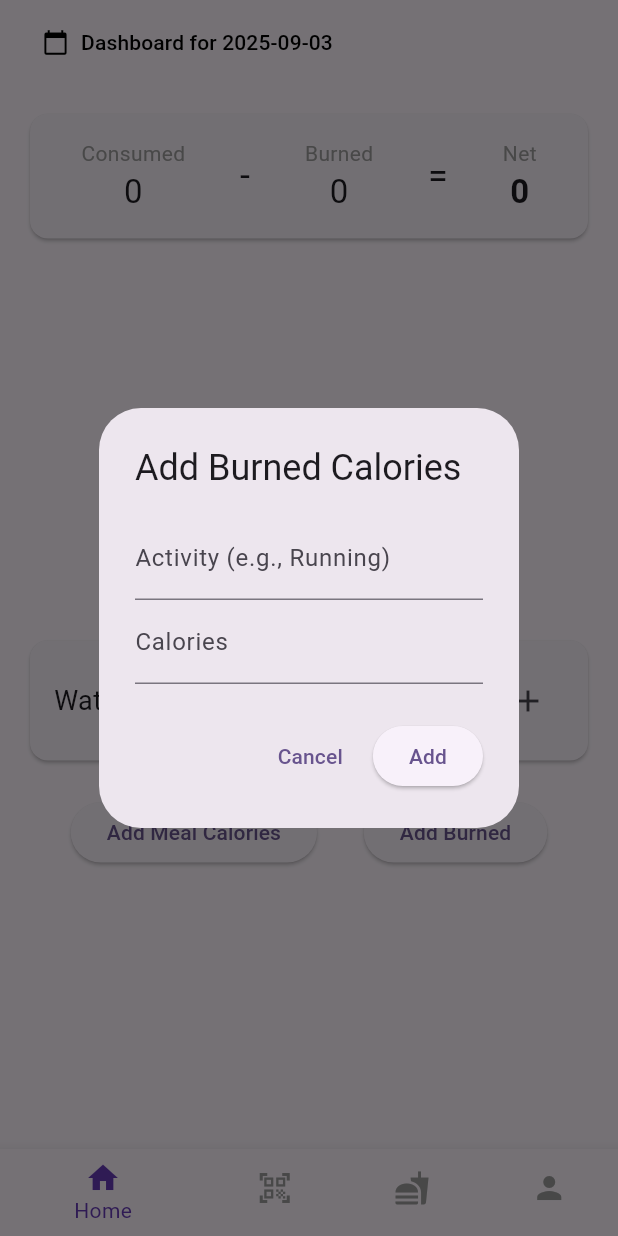
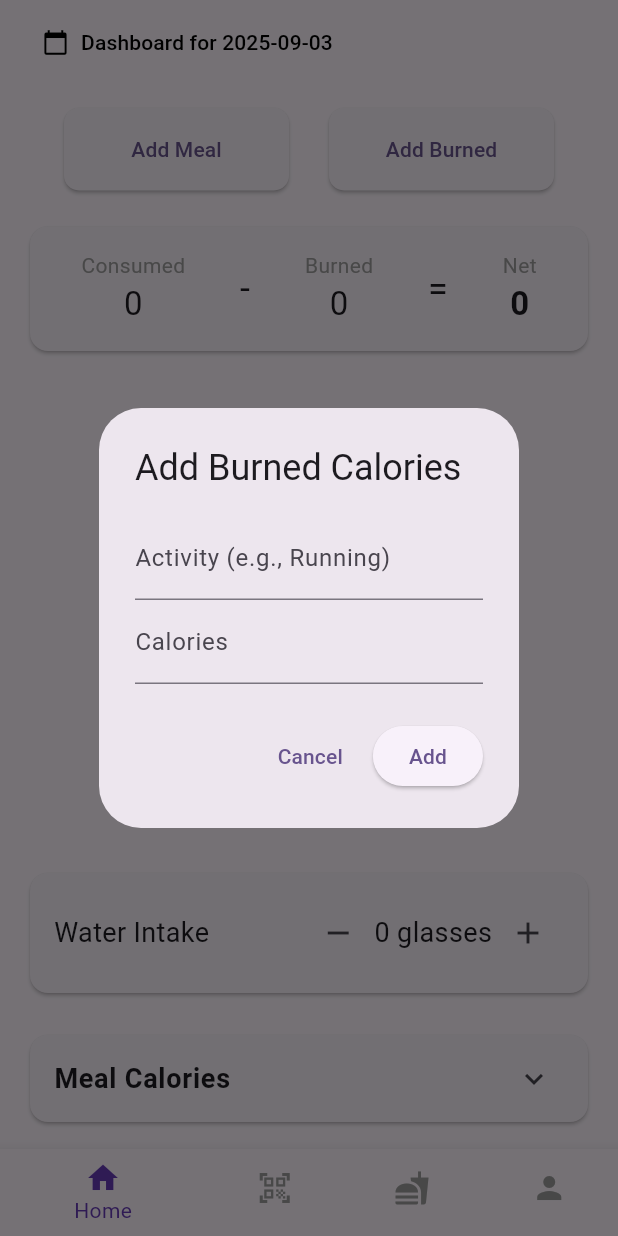
Before and after one commit to Lynku/flutter_app, a Flutter app: the screen it shows after launch, after a tap on "Add Burned", on a phone screen of 412 x 824 dp. Run offline on Flutter 3.47's test engine with Material 3 defaults, Android fonts, the phone set to English and light mode, and no system bars; our stand-ins replace fl_chart, flutter_riverpod.

Commit message:
dashboard v1

```diff
--- a/lib/src/features/dashboard/presentation/dashboard_screen.dart
+++ b/lib/src/features/dashboard/presentation/dashboard_screen.dart
@@ -4,6 +4,8 @@ import 'package:flutter_app/src/features/dashboard/presentation/widgets/calorie_
 import 'package:flutter_app/src/features/dashboard/presentation/widgets/meals_donut_chart.dart';
 import 'package:flutter_app/src/features/dashboard/presentation/widgets/water_tracker_card.dart';
 import 'package:flutter_app/src/core/data/data_saver.dart';
+import 'package:flutter_app/src/features/dashboard/presentation/widgets/burned_activities_list.dart';
+import 'package:flutter_app/src/features/dashboard/presentation/widgets/meal_list.dart';
 
 class DashboardScreen extends StatefulWidget {
   const DashboardScreen({super.key});
@@ -62,11 +64,17 @@ class _DashboardScreenState extends State<DashboardScreen> {
       if (loadedData != null) {
         _waterGlasses = loadedData['waterGlasses'] ?? 0;
         _burnedActivities.clear();
-        (loadedData['burnedActivities'] as Map<dynamic, dynamic>).forEach((key, value) {
+        (loadedData['burnedActivities'] as Map<dynamic, dynamic>).forEach((
+          key,
+          value,
+        ) {
           _burnedActivities[key.toString()] = value.toDouble();
         });
         _mealCalories.clear();
-        (loadedData['mealCalories'] as Map<dynamic, dynamic>).forEach((key, value) {
+        (loadedData['mealCalories'] as Map<dynamic, dynamic>).forEach((
+          key,
+          value,
+        ) {
           _mealCalories[key.toString()] = value.toDouble();
         });
       } else {
@@ -127,11 +135,17 @@ class _DashboardScreenState extends State<DashboardScreen> {
 
   void _showAddBurnedDialog({String? activityToEdit, double? caloriesToEdit}) {
     final activityController = TextEditingController(text: activityToEdit);
-    final calorieController = TextEditingController(text: caloriesToEdit?.toStringAsFixed(0));
+    final calorieController = TextEditingController(
+      text: caloriesToEdit?.toStringAsFixed(0),
+    );
     showDialog(
       context: context,
       builder: (context) => AlertDialog(
-        title: Text(activityToEdit == null ? 'Add Burned Calories' : 'Edit Burned Calories'),
+        title: Text(
+          activityToEdit == null
+              ? 'Add Burned Calories'
+              : 'Edit Burned Calories',
+        ),
         content: Column(
           mainAxisSize: MainAxisSize.min,
           children: [
@@ -153,7 +167,8 @@ class _DashboardScreenState extends State<DashboardScreen> {
             onPressed: () => Navigator.of(context).pop(),
             child: const Text('Cancel'),
           ),
-          if (activityToEdit != null) // Show delete button only for existing activities
+          if (activityToEdit !=
+              null) // Show delete button only for existing activities
             TextButton(
               onPressed: () async {
                 setState(() {
@@ -188,20 +203,28 @@ class _DashboardScreenState extends State<DashboardScreen> {
   }
 
   void _showAddMealDialog({String? mealToEdit, double? caloriesToEdit}) {
-    final calorieController = TextEditingController(text: caloriesToEdit?.toStringAsFixed(0));
+    final calorieController = TextEditingController(
+      text: caloriesToEdit?.toStringAsFixed(0),
+    );
     final newMealController = TextEditingController();
     String? selectedMeal = mealToEdit ?? _mealCalories.keys.first;
-    bool isNewMeal = mealToEdit == null ? false : !_mealCalories.containsKey(mealToEdit);
+    bool isNewMeal = mealToEdit == null
+        ? false
+        : !_mealCalories.containsKey(mealToEdit);
 
     showDialog(
       context: context,
       builder: (context) => AlertDialog(
-        title: Text(mealToEdit == null ? 'Add Meal Calories' : 'Edit Meal Calories'),
+        title: Text(
+          mealToEdit == null ? 'Add Meal Calories' : 'Edit Meal Calories',
+        ),
         content: StatefulBuilder(
           builder: (context, setDialogState) => Column(
             mainAxisSize: MainAxisSize.min,
             children: [
-              if (!isNewMeal && mealToEdit == null) // Only show dropdown for adding existing meals
+              if (!isNewMeal &&
+                  mealToEdit ==
+                      null) // Only show dropdown for adding existing meals
                 DropdownButton<String>(
                   value: selectedMeal,
                   items: _mealCalories.keys
@@ -213,17 +236,22 @@ class _DashboardScreenState extends State<DashboardScreen> {
                   onChanged: (value) =>
                       setDialogState(() => selectedMeal = value),
                 ),
-              if (isNewMeal || mealToEdit != null) // Show text field for new meal or editing existing
+              if (isNewMeal ||
+                  mealToEdit !=
+                      null) // Show text field for new meal or editing existing
                 TextField(
                   controller: newMealController..text = mealToEdit ?? '',
                   decoration: const InputDecoration(labelText: 'Meal Name'),
-                  enabled: mealToEdit == null, // Disable editing meal name for existing meals
+                  enabled:
+                      mealToEdit ==
+                      null, // Disable editing meal name for existing meals
                 ),
               if (mealToEdit == null) // Only show checkbox for adding new meal
                 CheckboxListTile(
                   title: const Text('Add new meal type'),
                   value: isNewMeal,
-                  onChanged: (value) => setDialogState(() => isNewMeal = value!),
+                  onChanged: (value) =>
+                      setDialogState(() => isNewMeal = value!),
                 ),
               TextField(
                 controller: calorieController,
@@ -266,7 +294,8 @@ class _DashboardScreenState extends State<DashboardScreen> {
                             _availableColors.length];
                   }
                 } else if (selectedMeal != null) {
-                  _mealCalories[selectedMeal!] = calories; // Set directly for editing
+                  _mealCalories[selectedMeal!] =
+                      calories; // Set directly for editing
                 }
               });
               await _saveDailyData();
@@ -285,7 +314,10 @@ class _DashboardScreenState extends State<DashboardScreen> {
     return Scaffold(
       appBar: AppBar(
         title: TextButton.icon(
-          icon: const Icon(Icons.calendar_today, color: Color.fromARGB(255, 0, 0, 0)),
+          icon: const Icon(
+            Icons.calendar_today,
+            color: Color.fromARGB(255, 0, 0, 0),
+          ),
           label: Text(
             'Dashboard for $formattedDate',
             style: const TextStyle(color: Color.fromARGB(255, 0, 0, 0)),
@@ -298,6 +330,13 @@ class _DashboardScreenState extends State<DashboardScreen> {
           padding: const EdgeInsets.all(16.0),
           child: Column(
             children: [
+              ActionButtons(
+                onAddMeal: () =>
+                    _showAddMealDialog(), // Call without arguments for adding
+                onAddBurned: () =>
+                    _showAddBurnedDialog(), // Call without arguments for adding
+              ),
+              const SizedBox(height: 20),
               CalorieSummaryCard(
                 totalCaloriesConsumed: _totalCaloriesConsumed,
                 caloriesBurned: _totalCaloriesBurned,
@@ -309,17 +348,20 @@ class _DashboardScreenState extends State<DashboardScreen> {
                 mealColors: _mealColors,
               ),
               const SizedBox(height: 20),
-              _buildBurnedActivitiesList(),
-              const SizedBox(height: 20),
               WaterTrackerCard(
                 waterGlasses: _waterGlasses,
                 onAddWater: _addWater,
                 onSubtractWater: _subtractWater,
               ),
               const SizedBox(height: 20),
-              ActionButtons(
-                onAddMeal: () => _showAddMealDialog(), // Call without arguments for adding
-                onAddBurned: () => _showAddBurnedDialog(), // Call without arguments for adding
+              MealList(
+                mealCalories: _mealCalories,
+                onEditMeal: _showAddMealDialog,
+              ),
+              const SizedBox(height: 20),
+              BurnedActivitiesList(
+                burnedActivities: _burnedActivities,
+                onEditBurned: _showAddBurnedDialog,
               ),
             ],
           ),
@@ -327,89 +369,4 @@ class _DashboardScreenState extends State<DashboardScreen> {
       ),
     );
   }
-
-  Widget _buildBurnedActivitiesList() {
-    if (_burnedActivities.isEmpty) return const SizedBox.shrink();
-    return Card(
-      child: Padding(
-        padding: const EdgeInsets.all(16.0),
-        child: Column(
-          crossAxisAlignment: CrossAxisAlignment.start,
-          children: [
-            const Text(
-              'Burned Activities',
-              style: TextStyle(fontSize: 18, fontWeight: FontWeight.bold),
-            ),
-            const SizedBox(height: 8),
-            ..._burnedActivities.entries.map(
-              (entry) => Padding(
-                padding: const EdgeInsets.symmetric(vertical: 4.0),
-                child: Row(
-                  mainAxisAlignment: MainAxisAlignment.spaceBetween,
-                  children: [
-                    Text(entry.key),
-                    Row(
-                      children: [
-                        Text('${entry.value.toStringAsFixed(0)} kcal'),
-                        IconButton(
-                          icon: const Icon(Icons.edit, size: 18),
-                          onPressed: () => _showAddBurnedDialog(
-                            activityToEdit: entry.key,
-                            caloriesToEdit: entry.value,
-                          ),
-                        ),
-                      ],
-                    ),
-                  ],
-                ),
-              ),
-            ),
-          ],
-        ),
-      ),
-    );
-  }
-
-  Widget _buildMealList() {
-    if (_mealCalories.isEmpty) return const SizedBox.shrink();
-    return Card(
-      child: Padding(
-        padding: const EdgeInsets.all(16.0),
-        child: Column(
-          crossAxisAlignment: CrossAxisAlignment.start,
-          children: [
-            const Text(
-              'Meal Calories',
-              style: TextStyle(fontSize: 18, fontWeight: FontWeight.bold),
-            ),
-            const SizedBox(height: 8),
-            ..._mealCalories.entries.map(
-              (entry) => Padding(
-                padding: const EdgeInsets.symmetric(vertical: 4.0),
-                child: Row(
-                  mainAxisAlignment: MainAxisAlignment.spaceBetween,
-                  children: [
-                    Text(entry.key),
-                    Row(
-                      children: [
-                        Text('${entry.value.toStringAsFixed(0)} kcal'),
-                        IconButton(
-                          icon: const Icon(Icons.edit, size: 18),
-                          onPressed: () => _showAddMealDialog(
-                            mealToEdit: entry.key,
-                            caloriesToEdit: entry.value,
-                          ),
-                        ),
-                      ],
-                    ),
-                  ],
-                ),
-              ),
-            ),
-          ],
-        ),
-      ),
-    );
-  }
-
 }
--- a/lib/src/features/dashboard/presentation/widgets/action_buttons.dart
+++ b/lib/src/features/dashboard/presentation/widgets/action_buttons.dart
@@ -16,8 +16,32 @@ class ActionButtons extends StatelessWidget {
     return Row(
       mainAxisAlignment: MainAxisAlignment.spaceEvenly,
       children: [
-        ElevatedButton(onPressed: onAddMeal, child: const Text('Add Meal Calories')),
-        ElevatedButton(onPressed: onAddBurned, child: const Text('Add Burned')),
+        SizedBox(
+          width: 150,
+          height: 55,
+          child: ElevatedButton(
+            onPressed: onAddMeal,
+            style: ElevatedButton.styleFrom(
+              shape: RoundedRectangleBorder(
+                borderRadius: BorderRadius.circular(10.0),
+              ),
+            ),
+            child: const Text('Add Meal'),
+          ),
+        ),
+        SizedBox(
+          width: 150,
+          height: 55,
+          child: ElevatedButton(
+            onPressed: onAddBurned,
+            style: ElevatedButton.styleFrom(
+              shape: RoundedRectangleBorder(
+                borderRadius: BorderRadius.circular(10.0),
+              ),
+            ),
+            child: const Text('Add Burned'),
+          ),
+        ),
       ],
     );
   }
--- /dev/null
+++ b/lib/src/features/dashboard/presentation/widgets/burned_activities_list.dart
@@ -0,0 +1,59 @@
+import 'package:flutter/material.dart';
+
+class BurnedActivitiesList extends StatelessWidget {
+  final Map<String, double> burnedActivities;
+  final Function({String? activityToEdit, double? caloriesToEdit}) onEditBurned;
+
+  const BurnedActivitiesList({
+    super.key,
+    required this.burnedActivities,
+    required this.onEditBurned,
+  });
+
+  @override
+  Widget build(BuildContext context) {
+    if (burnedActivities.isEmpty) return const SizedBox.shrink();
+    return Card(
+      child: ExpansionTile(
+        title: const Text(
+          'Burned Activities',
+          style: TextStyle(fontSize: 18, fontWeight: FontWeight.bold),
+        ),
+        children: [
+          Padding(
+            padding: const EdgeInsets.all(16.0),
+            child: Column(
+              crossAxisAlignment: CrossAxisAlignment.start,
+              children: [
+                const SizedBox(height: 8),
+                ...burnedActivities.entries.map(
+                  (entry) => Padding(
+                    padding: const EdgeInsets.symmetric(vertical: 4.0),
+                    child: Row(
+                      mainAxisAlignment: MainAxisAlignment.spaceBetween,
+                      children: [
+                        Text(entry.key),
+                        Row(
+                          children: [
+                            Text('${entry.value.toStringAsFixed(0)} kcal'),
+                            IconButton(
+                              icon: const Icon(Icons.edit, size: 18),
+                              onPressed: () => onEditBurned(
+                                activityToEdit: entry.key,
+                                caloriesToEdit: entry.value,
+                              ),
+                            ),
+                          ],
+                        ),
+                      ],
+                    ),
+                  ),
+                ),
+              ],
+            ),
+          ),
+        ],
+      ),
+    );
+  }
+}
--- /dev/null
+++ b/lib/src/features/dashboard/presentation/widgets/meal_list.dart
@@ -0,0 +1,59 @@
+import 'package:flutter/material.dart';
+
+class MealList extends StatelessWidget {
+  final Map<String, double> mealCalories;
+  final Function({String? mealToEdit, double? caloriesToEdit}) onEditMeal;
+
+  const MealList({
+    super.key,
+    required this.mealCalories,
+    required this.onEditMeal,
+  });
+
+  @override
+  Widget build(BuildContext context) {
+    if (mealCalories.isEmpty) return const SizedBox.shrink();
+    return Card(
+      child: ExpansionTile(
+        title: const Text(
+          'Meal Calories',
+          style: TextStyle(fontSize: 18, fontWeight: FontWeight.bold),
+        ),
+        children: [
+          Padding(
+            padding: const EdgeInsets.all(16.0),
+            child: Column(
+              crossAxisAlignment: CrossAxisAlignment.start,
+              children: [
+                const SizedBox(height: 8),
+                ...mealCalories.entries.map(
+                  (entry) => Padding(
+                    padding: const EdgeInsets.symmetric(vertical: 4.0),
+                    child: Row(
+                      mainAxisAlignment: MainAxisAlignment.spaceBetween,
+                      children: [
+                        Text(entry.key),
+                        Row(
+                          children: [
+                            Text('${entry.value.toStringAsFixed(0)} kcal'),
+                            IconButton(
+                              icon: const Icon(Icons.edit, size: 18),
+                              onPressed: () => onEditMeal(
+                                mealToEdit: entry.key,
+                                caloriesToEdit: entry.value,
+                              ),
+                            ),
+                          ],
+                        ),
+                      ],
+                    ),
+                  ),
+                ),
+              ],
+            ),
+          ),
+        ],
+      ),
+    );
+  }
+}
--- a/lib/src/features/dashboard/presentation/widgets/meals_donut_chart.dart
+++ b/lib/src/features/dashboard/presentation/widgets/meals_donut_chart.dart
@@ -16,7 +16,7 @@ class MealsDonutChart extends StatelessWidget {
   Widget build(BuildContext context) {
     final hasData = mealCalories.values.any((v) => v > 0);
     return SizedBox(
-      height: 200,
+      height: 300,
       child: hasData
           ? PieChart(
               PieChartData(
```
Also changed, not shown: 2 other files.
